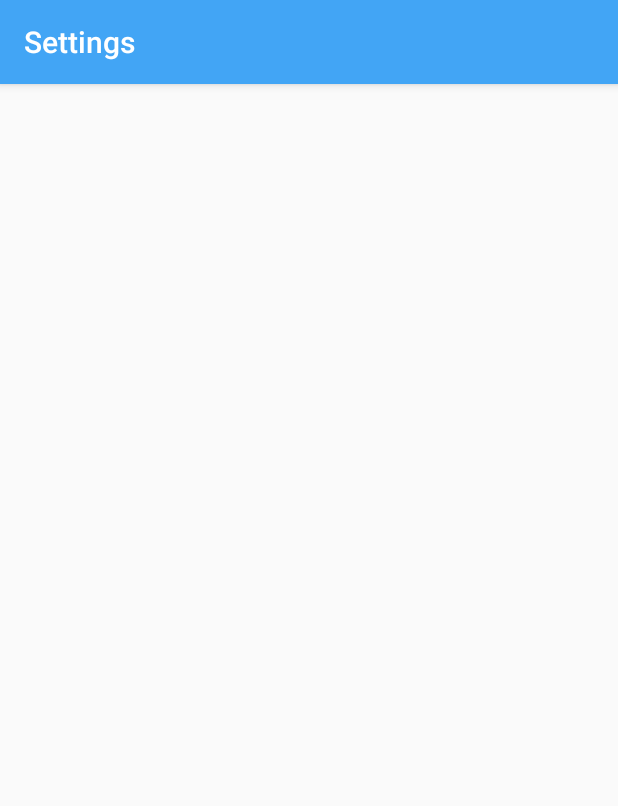
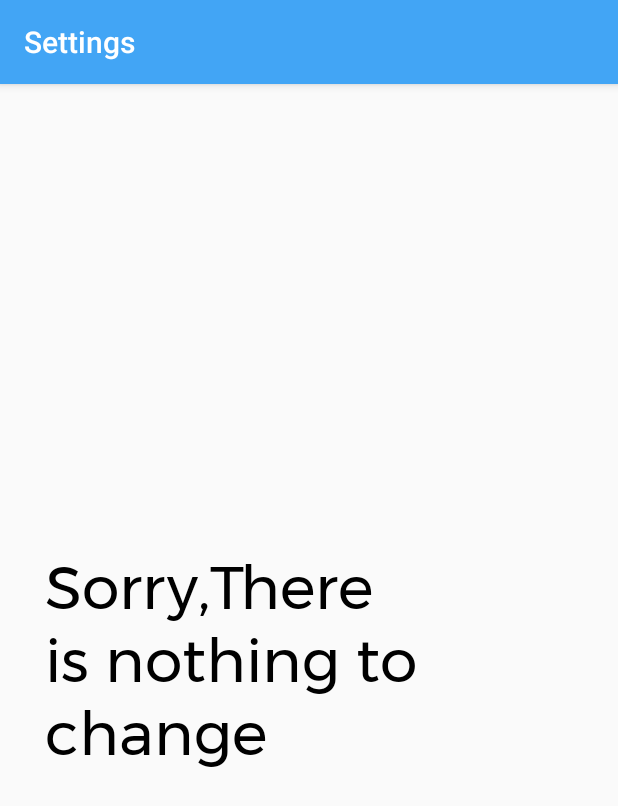
Before and after one commit to shaheennamboori/Kootu, an Android app: the SettingsActivity screen opened directly, with no data from a screen before it, on a phone screen of 412 x 824 dp. Shown: the top 806 px of the screen. Run offline under Robolectric (Android 15) with nearby library versions, the phone set to English and light mode, and no system bars.

```diff
--- a/app/src/main/res/layout/activity_settings.xml
+++ b/app/src/main/res/layout/activity_settings.xml
@@ -1,9 +1,19 @@
 <?xml version="1.0" encoding="utf-8"?>
-<android.support.constraint.ConstraintLayout xmlns:android="http://schemas.android.com/apk/res/android"
+<LinearLayout xmlns:android="http://schemas.android.com/apk/res/android"
     xmlns:app="http://schemas.android.com/apk/res-auto"
     xmlns:tools="http://schemas.android.com/tools"
     android:layout_width="match_parent"
     android:layout_height="match_parent"
+    android:gravity="center"
     tools:context=".SettingsActivity">
 
-</android.support.constraint.ConstraintLayout>
+    <TextView
+        android:layout_width="match_parent"
+        android:layout_height="wrap_content"
+        android:layout_margin="30dp"
+        android:fontFamily="@font/montserrat"
+        android:text="Sorry,There is nothing to change"
+        android:textColor="@android:color/black"
+        android:textSize="40sp" />
+
+</LinearLayout>
```
